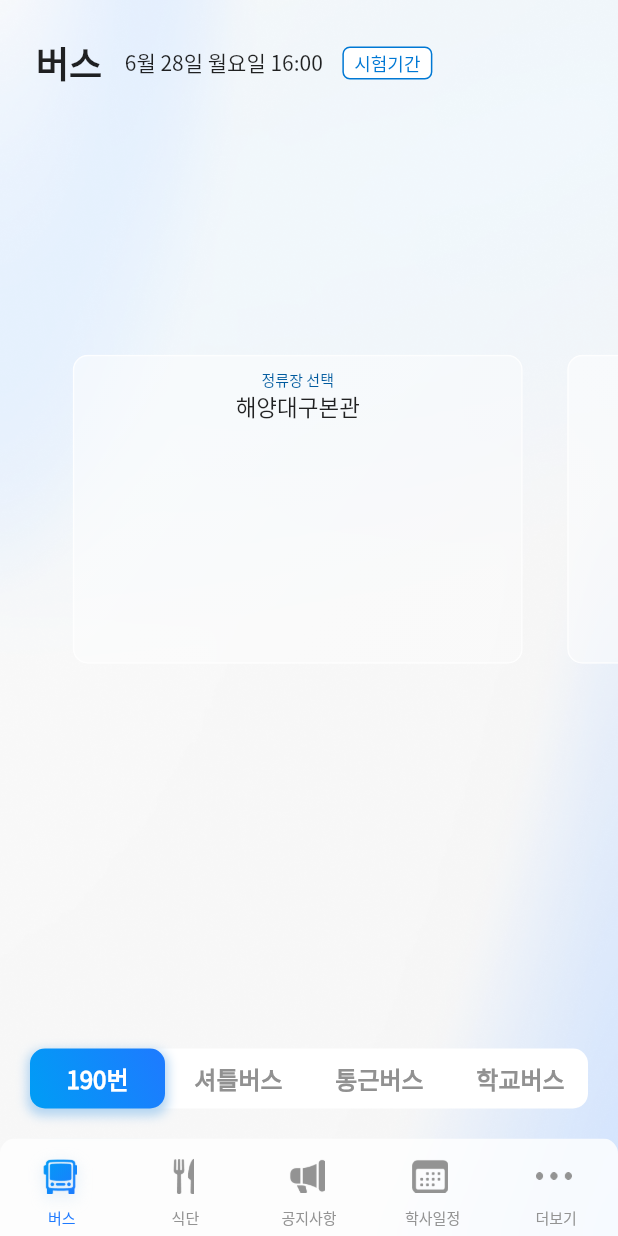
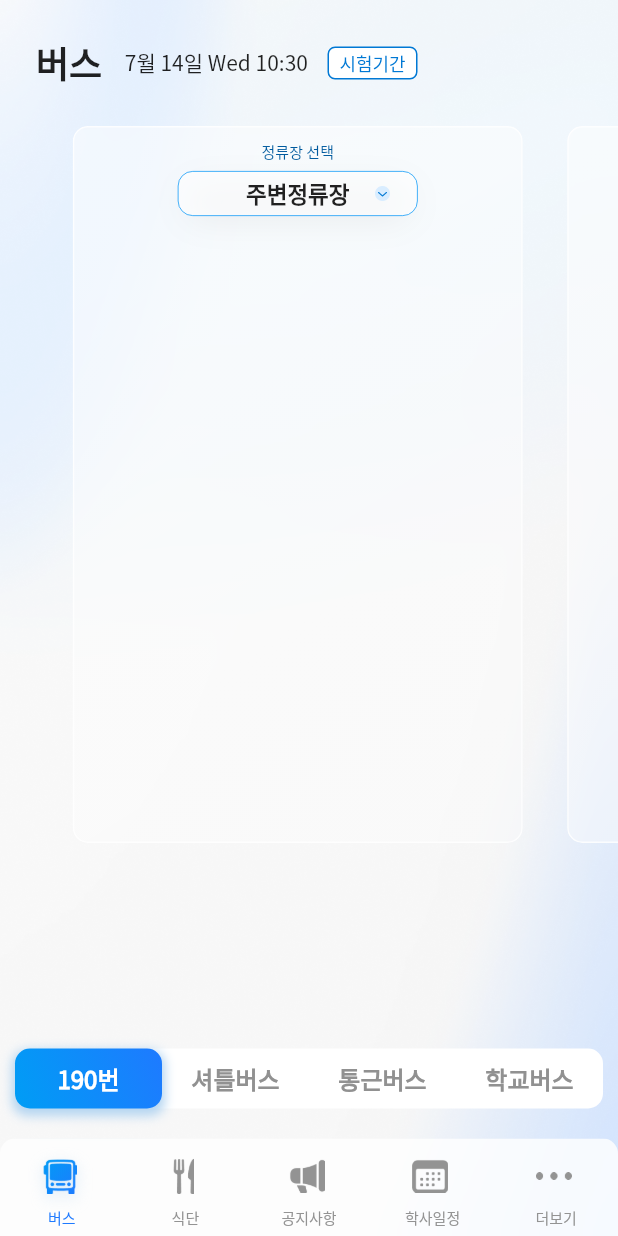
Before and after one commit to Project-Dolphin/Dolphin, a Flutter app: the screen it shows after launch, on a phone screen of 412 x 824 dp. Run offline on Flutter 3.47's test engine with Material 2 defaults, Android fonts, the light colour scheme and no system bars; drawn by our look-alikes of carousel_slider; our stand-ins replace get.

Commit message:
dropdown 추가, 캐러셀 세부 수정

```diff
--- a/lib/common/carousel/carousel.dart
+++ b/lib/common/carousel/carousel.dart
@@ -18,17 +18,21 @@ class _CarouselState extends State<Carousel> {
 
   @override
   Widget build(BuildContext context) {
-    return Scaffold(
-      backgroundColor: Colors.transparent,
-      body: Column(
+    double width = MediaQuery.of(context).size.width;
+    double height = MediaQuery.of(context).size.height;
+    return Expanded(
+      child: Container(
+        color: Colors.transparent,
+        child: Stack(
+          alignment: AlignmentDirectional.topCenter,
           children: [
-          Expanded(
+            Container(
               child: CarouselSlider(
                 items: widget.pageList
                     .map((item) => Container(
-                        margin: EdgeInsets.fromLTRB(0, 0, 15, 0),
-                        child: Center(
-                          child: item,
+                          margin: EdgeInsets.fromLTRB(0, 0, 15, 60),
+                          child: Column(
+                            children: [item],
                           ),
                         ))
                     .toList(),
@@ -37,7 +41,7 @@ class _CarouselState extends State<Carousel> {
                   autoPlay: false,
                   enableInfiniteScroll: false,
                   enlargeCenterPage: false,
-                aspectRatio: 2.0,
+                  height: height,
                   onPageChanged: (index, reason) {
                     setState(
                       () {
@@ -48,11 +52,15 @@ class _CarouselState extends State<Carousel> {
                 ),
               ),
             ),
-          Container(
+            Positioned(
+              bottom: 0,
+              child: Container(
+                width: width - 20,
                 height: 40,
                 margin: EdgeInsets.all(20),
                 decoration: BoxDecoration(
-                borderRadius: BorderRadius.circular(10), color: Colors.white),
+                    borderRadius: BorderRadius.circular(10),
+                    color: Colors.white),
                 child: Row(
                   mainAxisAlignment: MainAxisAlignment.spaceBetween,
                   mainAxisSize: MainAxisSize.max,
@@ -61,7 +69,7 @@ class _CarouselState extends State<Carousel> {
                       return GestureDetector(
                         onTap: () => _controller.animateToPage(entry.key),
                         child: Container(
-                      width: 90,
+                          width: (width - 20) / widget.pageList.length,
                           decoration: BoxDecoration(
                               // color:
                               //     (Theme.of(context).brightness == Brightness.dark
@@ -106,7 +114,9 @@ class _CarouselState extends State<Carousel> {
                   ).toList(),
                 ),
               ),
+            ),
           ],
+        ),
       ),
     );
   }
--- /dev/null
+++ b/lib/common/dropdown/dropdownButton.dart
@@ -0,0 +1,130 @@
+import 'package:flutter/material.dart';
+
+class Dropdown extends StatefulWidget {
+  const Dropdown(this.itemList, this.selectedItem, this.setItemState, {Key key})
+      : super(key: key);
+
+  final List<String> itemList;
+
+  final String selectedItem;
+  final Function setItemState;
+
+  @override
+  _DropdownState createState() => _DropdownState();
+}
+
+class _DropdownState extends State<Dropdown> {
+  bool isDropdownOpen = false;
+  double dropdownWidth = 160;
+  @override
+  Widget build(BuildContext context) {
+    return Column(
+      children: [
+        GestureDetector(
+          onTap: () {
+            setState(() {
+              isDropdownOpen = !isDropdownOpen;
+            });
+          },
+          child: Container(
+              width: dropdownWidth,
+              height: 30,
+              decoration: BoxDecoration(
+                border: Border.all(color: Color(0xFF0797F8), width: 0.5),
+                borderRadius: BorderRadius.all(Radius.circular(10)),
+                color: Colors.white.withOpacity(0.6),
+                boxShadow: [
+                  BoxShadow(
+                    offset: Offset(0, 6),
+                    blurRadius: 20,
+                    spreadRadius: -5,
+                    color: Color(0xFFA9A9A9).withOpacity(0.21),
+                  )
+                ],
+              ),
+              padding: EdgeInsets.symmetric(vertical: 4, horizontal: 8),
+              child: Stack(
+                alignment: AlignmentDirectional.centerEnd,
+                children: [
+                  Container(
+                    width: dropdownWidth,
+                    child: Text(
+                      widget.selectedItem,
+                      textAlign: TextAlign.center,
+                      style:
+                          TextStyle(fontSize: 15, fontWeight: FontWeight.w700),
+                    ),
+                  ),
+                  Container(
+                    margin: EdgeInsets.only(right: 10),
+                    child: Image.asset(
+                      "assets/images/dropdown/dropdownIcon.png",
+                      width: 10,
+                      height: 10,
+                    ),
+                  )
+                ],
+              )),
+        ),
+        SizedBox(
+          height: 5,
+        ),
+        isDropdownOpen
+            ? Container(
+                width: dropdownWidth,
+                decoration: BoxDecoration(
+                  border: Border.all(color: Color(0xFF0797F8), width: 0.5),
+                  borderRadius: BorderRadius.all(Radius.circular(10)),
+                  color: Colors.white.withOpacity(0.6),
+                  boxShadow: [
+                    BoxShadow(
+                      offset: Offset(0, 6),
+                      blurRadius: 20,
+                      spreadRadius: -5,
+                      color: Color(0xFFA9A9A9).withOpacity(0.21),
+                    )
+                  ],
+                ),
+                child: Column(
+                  children: widget.itemList
+                      .map((item) => GestureDetector(
+                            onTap: () {
+                              widget.setItemState(item);
+                              setState(() {
+                                isDropdownOpen = !isDropdownOpen;
+                              });
+                            },
+                            child: (Container(
+                              width: 158,
+                              padding: EdgeInsets.symmetric(vertical: 4),
+                              margin: EdgeInsets.symmetric(
+                                  horizontal: 1, vertical: 1),
+                              decoration: BoxDecoration(
+                                borderRadius:
+                                    BorderRadius.all(Radius.circular(5)),
+                                color: widget.selectedItem == item
+                                    ? Color(0xFF52B9FF)
+                                    : Colors.transparent,
+                              ),
+                              child: Container(
+                                padding: EdgeInsets.only(left: 8),
+                                child: Text(
+                                  item,
+                                  style: TextStyle(
+                                      color: widget.selectedItem == item
+                                          ? Colors.white
+                                          : Colors.black,
+                                      fontSize: 14,
+                                      fontWeight: FontWeight.w500),
+                                ),
+                              ),
+                            )),
+                          ))
+                      .toList(),
+                ),
+              )
+            : Container(),
+      ],
+    );
+  }
+}
--- a/lib/pages/bus/bus_page.dart
+++ b/lib/pages/bus/bus_page.dart
@@ -4,6 +4,8 @@ import 'package:get/get.dart';
 import 'package:getx_app/common/container/glassMorphism.dart';
 
 import 'package:getx_app/common/carousel/carousel.dart';
+import 'package:getx_app/common/dropdown/dropdownButton.dart';
+import 'package:intl/intl.dart';
 
 import 'bus_controller.dart';
 
@@ -11,18 +13,21 @@ import '../../common/titlebox/onelineTitle.dart';
 
 class BusPage extends GetView<BusController> {
   final List<String> titleList = ['190번', '셔틀버스', '통근버스', '학교버스'];
-  List<dynamic> testPageList = [test1(), test2(), test3(), test4()];
-  final name = '버스', description = '6월 28일 월요일 16:00', stat = '시험기간';
+  List<dynamic> testPageList = [CityBus(), test2(), test3(), test4()];
+  final name = '버스', stat = '시험기간';
 
   @override
   Widget build(BuildContext context) {
+    var now = new DateTime.now();
+    var formatter = new DateFormat('M월 d일 E H:m');
+    String formattedDate = formatter.format(now);
     return Scaffold(
       backgroundColor: Colors.transparent,
-      body: Stack(
+      body: Column(
         children: [
           OnelineTitle(
             name: name,
-            description: description,
+            description: formattedDate,
             stat: stat,
             fontsize1: 24.0,
             fontsize2: 14.0,
@@ -38,8 +43,15 @@ class BusPage extends GetView<BusController> {
   }
 }
 
-class test1 extends StatelessWidget {
-  const test1({Key key}) : super(key: key);
+class CityBus extends StatefulWidget {
+  @override
+  _CityBusState createState() => _CityBusState();
+}
+
+class _CityBusState extends State<CityBus> {
+  final stationList = ['주변정류장', '해양대구본관', '부산역', '영도대교'];
+  var selectedStation = '주변정류장';
+  bool isDropdownOpen = false;
 
   @override
   Widget build(BuildContext context) {
@@ -58,10 +70,15 @@ class test1 extends StatelessWidget {
                   fontSize: 10,
                 ),
               ),
-              Text(
-                '해양대구본관',
-                style: TextStyle(fontSize: 15, fontWeight: FontWeight.w500),
-              )
+              SizedBox(
+                height: 6,
+              ),
+              Dropdown(
+                  stationList,
+                  selectedStation,
+                  (value) => setState(() {
+                        selectedStation = value;
+                      })),
             ],
           )),
     );
--- a/pubspec.yaml
+++ b/pubspec.yaml
@@ -29,6 +29,7 @@ dependencies:
     # Use with the CupertinoIcons class for iOS style icons.
     cupertino_icons: ^1.0.0
     carousel_slider: ^4.0.0
+    intl:
 
 dev_dependencies:
     flutter_test:
@@ -48,6 +49,7 @@ flutter:
     assets:
         - assets/images/
         - assets/images/bottomNavigationIcon/
+        - assets/images/dropdown/
 
     # An image asset can refer to one or more resolution-specific "variants", see
     # https://flutter.dev/assets-and-images/#resolution-aware.
```
Also changed, not shown: assets/images/dropdown/dropdownIcon.png (added), lib/common/titlebox/onelineTitle.dart (line endings or trailing spaces). Lines whose indentation alone changed are shown as unchanged.
